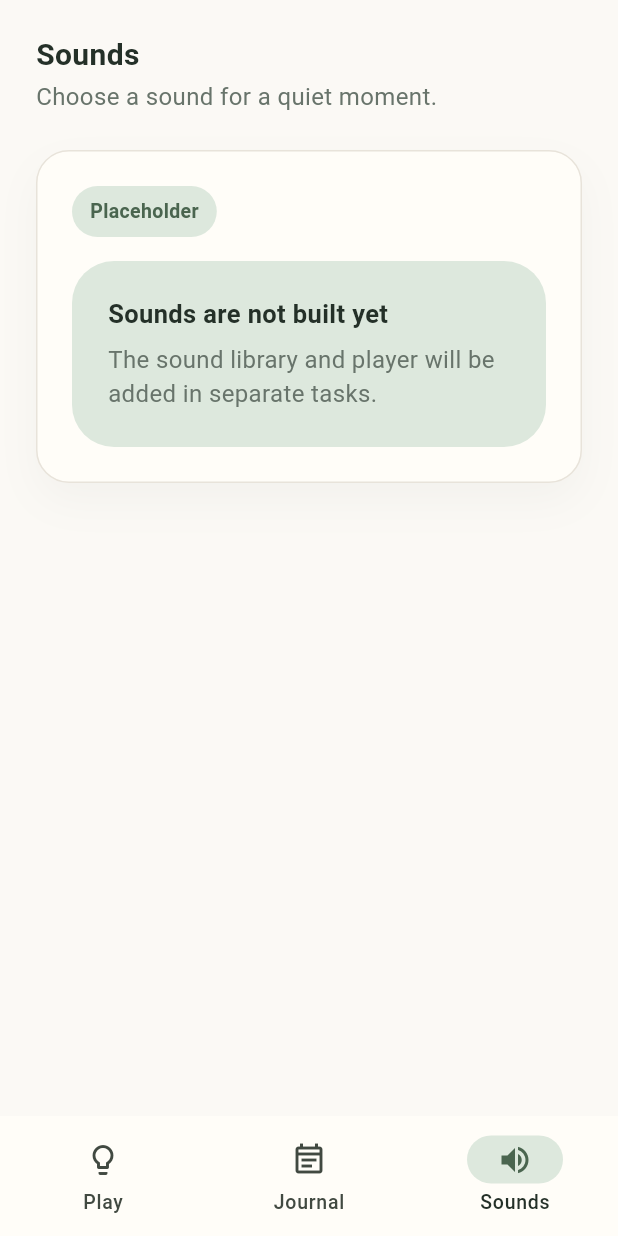
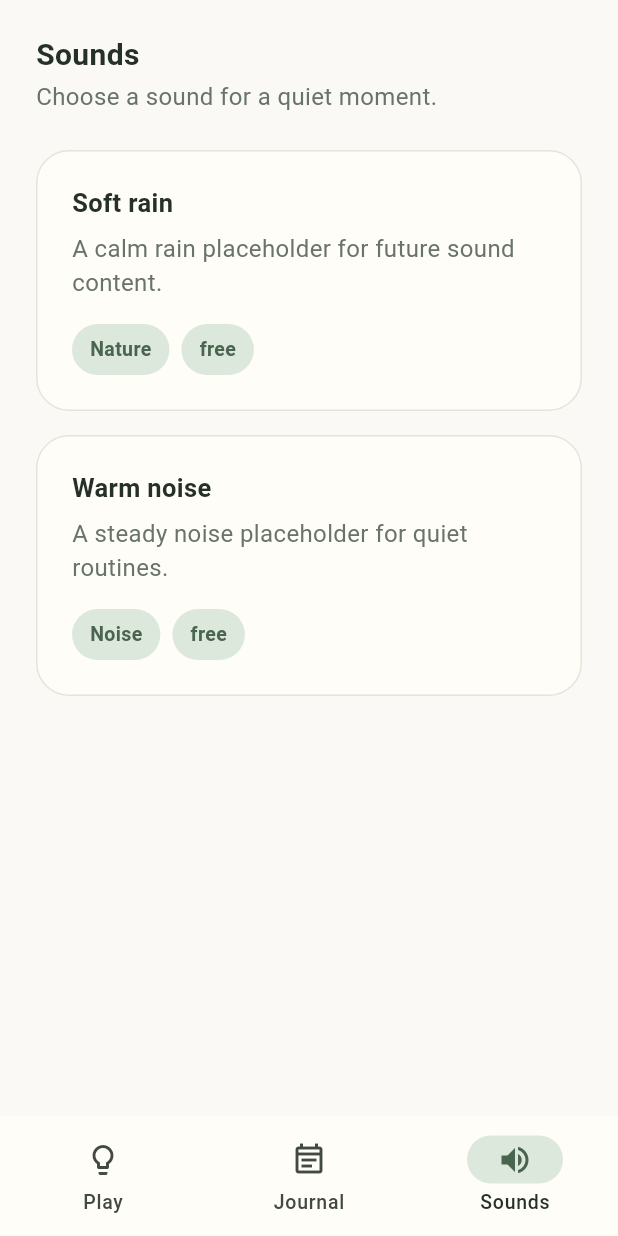
Before and after one commit to lukexd09/nurtly-app, a Flutter app: the screen it shows after launch, item 3 of the bottom bar chosen, on a phone screen of 412 x 824 dp. Run offline on Flutter 3.47's test engine with Material 3 defaults, Android fonts, the phone set to English and light mode, and no system bars.

Commit message:
Add sounds content list

```diff
--- a/app/lib/features/sounds/sounds_screen.dart
+++ b/app/lib/features/sounds/sounds_screen.dart
@@ -1,41 +1,223 @@
 import 'package:flutter/material.dart';
 
+import '../../core/content/content_loader.dart';
+import '../../core/content/content_package.dart';
+import '../../core/content/sound_item.dart';
+import '../../core/theme/app_colors.dart';
+import '../../core/theme/app_radii.dart';
 import '../../core/theme/app_spacing.dart';
+import '../../core/theme/app_text_styles.dart';
 import '../../core/widgets/empty_state.dart';
 import '../../core/widgets/nurtly_card.dart';
 import '../../core/widgets/nurtly_chip.dart';
 import '../../core/widgets/section_header.dart';
 
-class SoundsScreen extends StatelessWidget {
-  const SoundsScreen({super.key});
+class SoundsScreen extends StatefulWidget {
+  const SoundsScreen({
+    super.key,
+    this.contentLoader = const ContentLoader(),
+  });
+
+  final ContentLoader contentLoader;
+
+  @override
+  State<SoundsScreen> createState() => _SoundsScreenState();
+}
+
+class _SoundsScreenState extends State<SoundsScreen> {
+  late final Future<ContentPackage> _contentFuture;
+
+  @override
+  void initState() {
+    super.initState();
+    _contentFuture = widget.contentLoader.load();
+  }
 
   @override
   Widget build(BuildContext context) {
     return SafeArea(
-      child: ListView(
+      child: FutureBuilder(
+        future: _contentFuture,
+        builder: (context, snapshot) {
+          final sounds = snapshot.data?.sounds;
+
+          return ListView(
             padding: const EdgeInsets.all(AppSpacing.lg),
-        children: const [
-          SectionHeader(
+            children: [
+              const SectionHeader(
                 title: 'Sounds',
                 subtitle: 'Choose a sound for a quiet moment.',
               ),
-          SizedBox(height: AppSpacing.lg),
-          NurtlyCard(
+              const SizedBox(height: AppSpacing.lg),
+              if (snapshot.connectionState != ConnectionState.done)
+                const _LoadingState()
+              else if (snapshot.hasError)
+                const EmptyState(
+                  title: 'Sounds could not be loaded.',
+                  message: 'Please try again in a moment.',
+                )
+              else if (sounds == null || sounds.isEmpty)
+                const EmptyState(
+                  title: 'No sounds available yet.',
+                  message: 'Quiet sound options will appear here later.',
+                )
+              else
+                ..._soundCards(sounds),
+            ],
+          );
+        },
+      ),
+    );
+  }
+
+  List<Widget> _soundCards(List<SoundItem> sounds) {
+    return [
+      for (var index = 0; index < sounds.length; index++) ...[
+        if (index > 0) const SizedBox(height: AppSpacing.md),
+        _SoundCard(
+          sound: sounds[index],
+          onTap: () {
+            Navigator.of(context).push(
+              MaterialPageRoute<void>(
+                builder: (_) => SoundDetailScreen(sound: sounds[index]),
+              ),
+            );
+          },
+        ),
+      ],
+    ];
+  }
+}
+
+class _LoadingState extends StatelessWidget {
+  const _LoadingState();
+
+  @override
+  Widget build(BuildContext context) {
+    return const NurtlyCard(
+      child: Row(
+        children: [
+          SizedBox(
+            width: 20,
+            height: 20,
+            child: CircularProgressIndicator(strokeWidth: 2),
+          ),
+          SizedBox(width: AppSpacing.md),
+          Text('Loading sounds...', style: AppTextStyles.body),
+        ],
+      ),
+    );
+  }
+}
+
+class _SoundCard extends StatelessWidget {
+  const _SoundCard({
+    required this.sound,
+    required this.onTap,
+  });
+
+  final SoundItem sound;
+  final VoidCallback onTap;
+
+  @override
+  Widget build(BuildContext context) {
+    return Semantics(
+      button: true,
+      label: 'Open ${sound.title}',
+      child: Material(
+        color: AppColors.surface,
+        shape: RoundedRectangleBorder(
+          borderRadius: AppRadii.cardRadius,
+          side: const BorderSide(color: AppColors.borderSoft),
+        ),
+        child: InkWell(
+          borderRadius: AppRadii.cardRadius,
+          onTap: onTap,
+          child: Padding(
+            padding: const EdgeInsets.all(AppSpacing.lg),
             child: Column(
               crossAxisAlignment: CrossAxisAlignment.start,
               children: [
-                NurtlyChip(label: 'Placeholder'),
-                SizedBox(height: AppSpacing.md),
-                EmptyState(
-                  title: 'Sounds are not built yet',
-                  message: 'The sound library and player will be added '
-                      'in separate tasks.',
+                Text(sound.title, style: AppTextStyles.cardTitle),
+                const SizedBox(height: AppSpacing.xs),
+                Text(sound.summary, style: AppTextStyles.body),
+                const SizedBox(height: AppSpacing.md),
+                _SoundMetadata(sound: sound),
+              ],
+            ),
+          ),
+        ),
+      ),
+    );
+  }
+}
+
+class SoundDetailScreen extends StatelessWidget {
+  const SoundDetailScreen({
+    required this.sound,
+    super.key,
+  });
+
+  final SoundItem sound;
+
+  @override
+  Widget build(BuildContext context) {
+    return Scaffold(
+      body: SafeArea(
+        child: ListView(
+          padding: const EdgeInsets.all(AppSpacing.lg),
+          children: [
+            Align(
+              alignment: Alignment.centerLeft,
+              child: IconButton(
+                tooltip: 'Back',
+                color: AppColors.primary,
+                icon: const Icon(Icons.arrow_back),
+                onPressed: () => Navigator.of(context).pop(),
+              ),
+            ),
+            const SizedBox(height: AppSpacing.sm),
+            Text(sound.title, style: AppTextStyles.screenTitle),
+            const SizedBox(height: AppSpacing.xs),
+            Text(sound.summary, style: AppTextStyles.body),
+            const SizedBox(height: AppSpacing.md),
+            _SoundMetadata(sound: sound),
+            const SizedBox(height: AppSpacing.lg),
+            const NurtlyCard(
+              backgroundColor: AppColors.primarySoft,
+              child: Column(
+                crossAxisAlignment: CrossAxisAlignment.start,
+                children: [
+                  Text('Player placeholder', style: AppTextStyles.cardTitle),
+                  SizedBox(height: AppSpacing.xs),
+                  Text(
+                    'Real audio playback will be added in a later task.',
+                    style: AppTextStyles.body,
                   ),
                 ],
               ),
             ),
           ],
         ),
+      ),
     );
   }
 }
+
+class _SoundMetadata extends StatelessWidget {
+  const _SoundMetadata({required this.sound});
+
+  final SoundItem sound;
+
+  @override
+  Widget build(BuildContext context) {
+    return Wrap(
+      spacing: AppSpacing.xs,
+      runSpacing: AppSpacing.xs,
+      children: [
+        NurtlyChip(label: sound.category),
+        NurtlyChip(label: sound.unlockType),
+      ],
+    );
+  }
+}
```
Also changed, not shown: 1 other file. Lines whose indentation alone changed are shown as unchanged.
